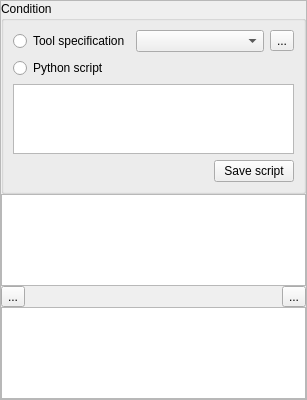
First picture: the form in spinetoolbox/ui/jump_properties.ui, repository spine-tools/Spine-Toolbox, before the edit.
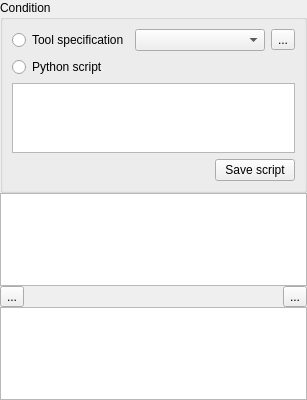
Second picture: the form after the edit. Icons and pictures are not drawn. Custom widgets are drawn as their Qt base class.

Commit message:
Add stylesheet to link and jump properties to make scroll area bg transparent
Re #3012

Diff of the .ui file:
```diff
--- a/spinetoolbox/ui/jump_properties.ui
+++ b/spinetoolbox/ui/jump_properties.ui
@@ -26,6 +26,10 @@
   <property name="windowTitle">
    <string>Form</string>
   </property>
+  <property name="styleSheet">
+   <string notr="true">QScrollArea { background: transparent; }
+QScrollArea &gt; QWidget &gt; QWidget { background: transparent; }</string>
+  </property>
   <layout class="QVBoxLayout" name="verticalLayout_3">
    <property name="spacing">
     <number>0</number>
@@ -44,6 +48,9 @@
    </property>
    <item>
     <widget class="QScrollArea" name="scrollArea">
+     <property name="frameShape">
+      <enum>QFrame::Shape::NoFrame</enum>
+     </property>
      <property name="widgetResizable">
       <bool>true</bool>
      </property>
@@ -52,8 +59,8 @@
        <rect>
         <x>0</x>
         <y>0</y>
-        <width>305</width>
-        <height>398</height>
+        <width>307</width>
+        <height>400</height>
        </rect>
       </property>
       <layout class="QVBoxLayout" name="verticalLayout">
```
Left out of the diff: 2 changed lines with no effect on the pictures. The commit also changes 6 other files.
